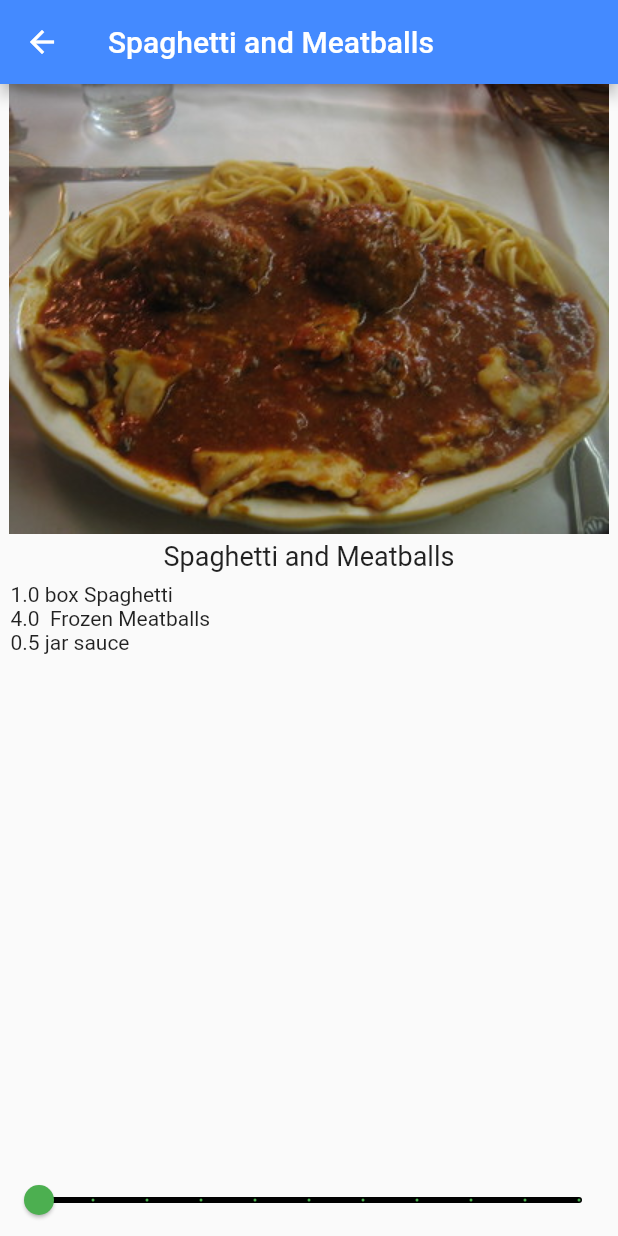
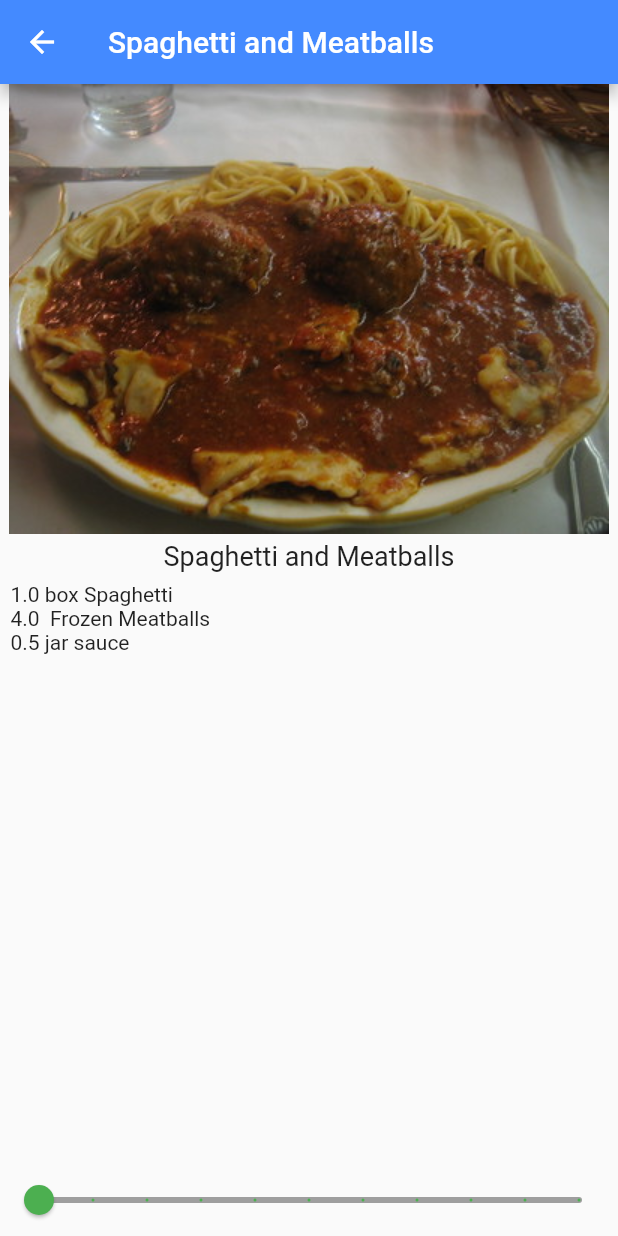
Before and after one commit to Cruz-Bdllo/recipes, a Flutter app: the screen it shows after launch, after a tap on "Spaghetti and Meatballs", on a phone screen of 412 x 824 dp. Run offline on Flutter 3.47's test engine with Material 2 defaults, Android fonts, the phone set to English and light mode, and no system bars.

Commit message:
Finish Recipe App [feature/recipes-calculator]

```diff
--- a/lib/recipe_detail.dart
+++ b/lib/recipe_detail.dart
@@ -17,7 +17,9 @@ class RecipeDetail extends StatefulWidget {
 }
 
 class _RecipeDetailState extends State<RecipeDetail> {
+  // Se actualiza de manera reactiva al usar el slider
   int _sliderValue = 1;
+
   @override
   Widget build(BuildContext context) {
     // TODO: implement build
@@ -53,7 +55,7 @@ class _RecipeDetailState extends State<RecipeDetail> {
                 itemCount: widget.recipe.ingredients.length,
                 itemBuilder: (BuildContext context, int index) {
                   final ingredient = widget.recipe.ingredients[index];
-                  return Text('${ingredient.quantity} ${ingredient.measure} ${ingredient.name}');
+                  return Text('${_sliderValue * ingredient.quantity} ${ingredient.measure} ${ingredient.name}');
                 }
               ),
             ),
@@ -69,7 +71,7 @@ class _RecipeDetailState extends State<RecipeDetail> {
                 });
               },
               activeColor: Colors.green,
-              inactiveColor: Colors.black,
+              inactiveColor: Colors.grey,
             )
           ],
         ),
```
